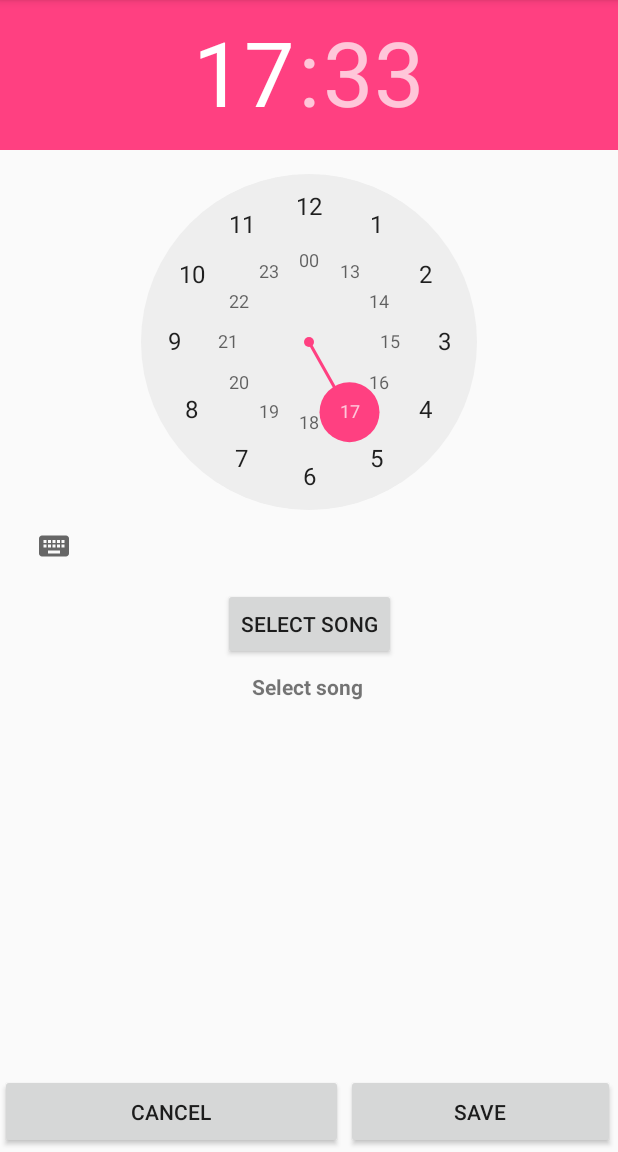
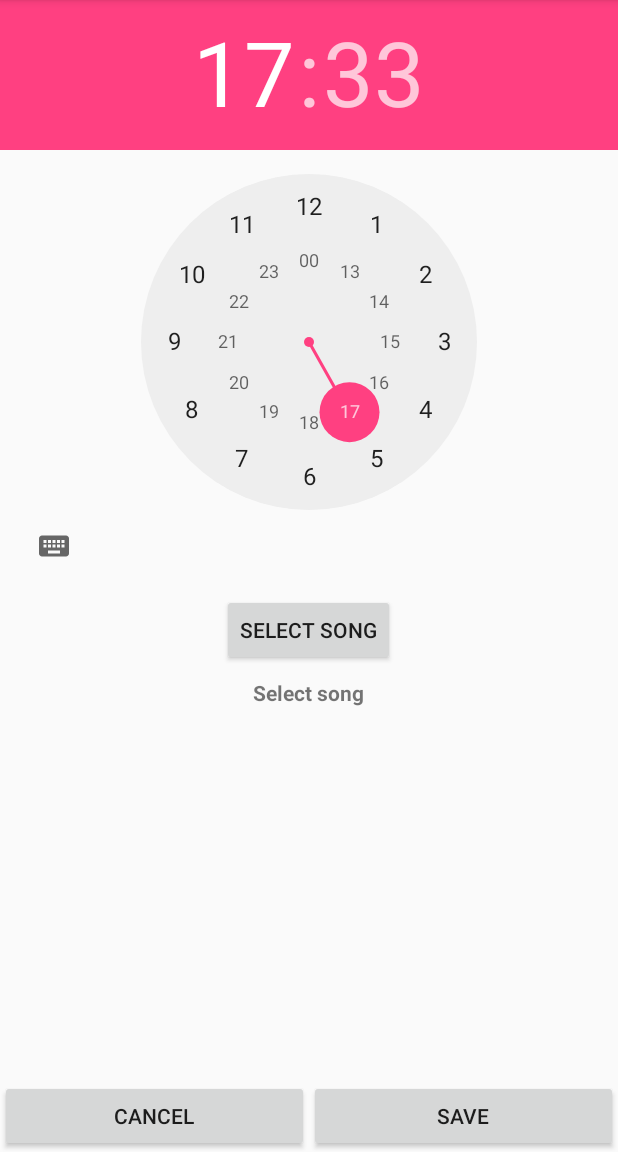
Before and after one commit to Chembrovich/Android_Lab_5, an Android app: the AlarmClockPropertiesActivity screen opened directly, with no data from a screen before it, on a phone screen of 412 x 824 dp, the part 84-1236 px from its top. Run offline under Robolectric (Android 15) with nearby library versions, the phone set to English and light mode, and no system bars.

Commit message:
Changed layouts

```diff
--- a/app/src/main/res/layout/activity_alarm_clock_properties.xml
+++ b/app/src/main/res/layout/activity_alarm_clock_properties.xml
@@ -1,70 +1,50 @@
 <?xml version="1.0" encoding="utf-8"?>
-<android.support.constraint.ConstraintLayout xmlns:android="http://schemas.android.com/apk/res/android"
-    xmlns:app="http://schemas.android.com/apk/res-auto"
+<LinearLayout xmlns:android="http://schemas.android.com/apk/res/android"
     xmlns:tools="http://schemas.android.com/tools"
     android:layout_width="match_parent"
     android:layout_height="match_parent"
-    tools:context="com.android.alarmclock.AlarmClockPropertiesActivity">
-
-
+    tools:context="com.android.alarmclock.AlarmClockPropertiesActivity"
+    android:orientation="vertical">
     <TimePicker
         android:id="@+id/timePicker"
-        android:layout_width="0dp"
+        android:layout_width="match_parent"
+        android:layout_height="wrap_content" />
+    <Button
+        android:id="@+id/btnSelectSong"
+        android:layout_gravity="center"
+        android:layout_width="wrap_content"
         android:layout_height="wrap_content"
-        app:layout_constraintLeft_toLeftOf="parent"
-        app:layout_constraintRight_toRightOf="parent"
-        app:layout_constraintHorizontal_bias="0.51"
-        app:layout_constraintTop_toTopOf="parent"
-        android:layout_marginTop="0dp" />
-
-    <Button
-        android:id="@+id/btnSave"
-        android:layout_width="179dp"
-        android:layout_height="50dp"
-        android:layout_marginBottom="2dp"
-        android:layout_marginEnd="2dp"
-        android:layout_marginRight="2dp"
-        android:onClick="onBtnSaveClick"
-        android:text="@string/save"
-        app:layout_constraintBottom_toBottomOf="parent"
-        app:layout_constraintRight_toRightOf="parent"
-        tools:layout_editor_absoluteX="179dp"
-        tools:layout_editor_absoluteY="461dp" />
-
-    <Button
-        android:id="@+id/btnCancel"
-        android:layout_width="0dp"
-        android:layout_height="50dp"
-        android:layout_marginEnd="2dp"
-        android:layout_marginRight="2dp"
-        android:onClick="onBtnCancelClick"
-        android:text="@string/cancel"
-        app:layout_constraintBaseline_toBaselineOf="@+id/btnSave"
-        app:layout_constraintHorizontal_bias="0.0"
-        app:layout_constraintLeft_toLeftOf="parent"
-        app:layout_constraintRight_toLeftOf="@+id/btnSave" />
-
+        android:layout_marginTop="8dp"
+        android:onClick="onBtnSelectSongClick"
+        android:text="@string/select_song" />
     <TextView
         android:id="@+id/textViewSelectRingtone"
+        android:layout_gravity="center"
         android:layout_width="wrap_content"
         android:layout_height="wrap_content"
         android:layout_marginTop="8dp"
         android:text="@string/select_song"
         android:textAlignment="center"
-        android:textStyle="bold"
-        app:layout_constraintHorizontal_bias="0.498"
-        app:layout_constraintLeft_toLeftOf="parent"
-        app:layout_constraintRight_toRightOf="parent"
-        app:layout_constraintTop_toBottomOf="@+id/btnSelectSong" />
+        android:textStyle="bold" />
 
-    <Button
-        android:id="@+id/btnSelectSong"
-        android:layout_width="wrap_content"
-        android:layout_height="wrap_content"
-        android:layout_marginTop="4dp"
-        android:onClick="onBtnSelectSongClick"
-        android:text="@string/select_song"
-        app:layout_constraintLeft_toLeftOf="parent"
-        app:layout_constraintRight_toRightOf="parent"
-        app:layout_constraintTop_toBottomOf="@+id/timePicker" />
-</android.support.constraint.ConstraintLayout>
+    <LinearLayout
+        android:layout_width="match_parent"
+        android:layout_height="match_parent"
+        android:gravity="bottom"
+        android:orientation="horizontal">
+        <Button
+            android:id="@+id/btnCancel"
+            android:layout_weight="1"
+            android:layout_width="0dp"
+            android:layout_height="wrap_content"
+            android:onClick="onBtnCancelClick"
+            android:text="@string/cancel" />
+        <Button
+            android:id="@+id/btnSave"
+            android:layout_weight="1"
+            android:layout_width="0dp"
+            android:layout_height="wrap_content"
+            android:onClick="onBtnSaveClick"
+            android:text="@string/save" />
+    </LinearLayout>
+</LinearLayout>
```
Also changed, not shown: app/src/main/res/layout/activity_main.xml (+21 -20 lines).
